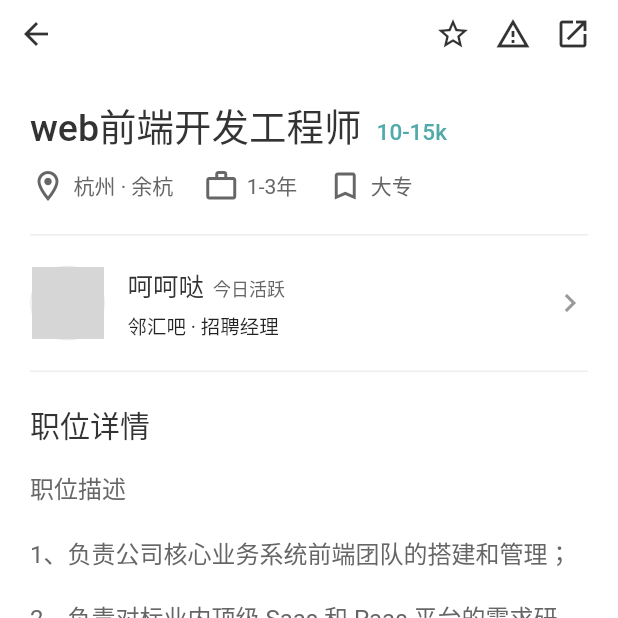
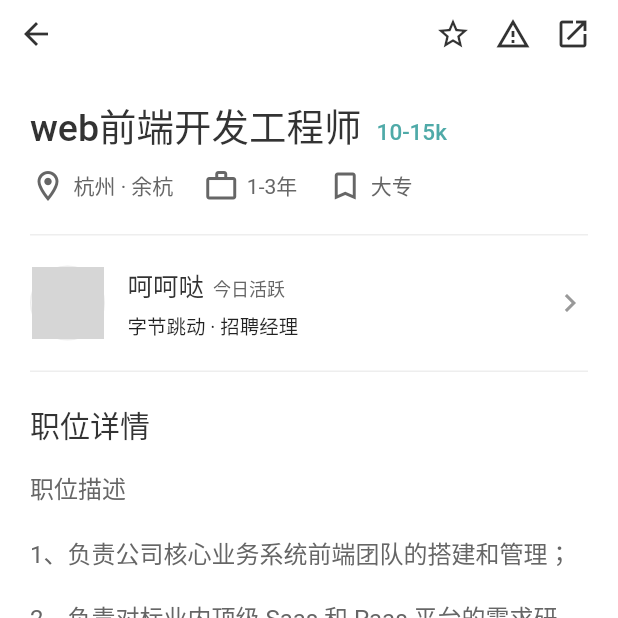
Before and after one commit to baoxiaowang/boss_job_flutter, a Flutter app: the WorkDetailPage screen opened directly, on a phone screen of 412 x 824 dp, the top half of it. Run offline on Flutter 3.47's test engine with Material 2 defaults, Android fonts, the phone set to English and light mode, and no system bars; our stand-ins replace fluro, flutter_easyrefresh; network calls fail; statements that could not run were skipped; grey boxes are pictures that could not be loaded.

Commit message:
feat: workDetail

```diff
--- a/lib/page/workDetail/work_detail_page.dart
+++ b/lib/page/workDetail/work_detail_page.dart
@@ -1,5 +1,6 @@
 import 'package:boos_job/wiggets/expandable_text.dart';
 import 'package:boos_job/wiggets/position_label.dart';
+import 'package:flutter/foundation.dart';
 import 'package:flutter/material.dart';
 import 'package:flutter/services.dart';
 const textInfo =
@@ -151,7 +152,7 @@ class _WorkDetailPageState extends State<WorkDetailPage> {
                   ),
                 ),
                 Container(
-                  child: Text('邻汇吧 · 招聘经理', style: TextStyle(
+                  child: Text('字节跳动 · 招聘经理', style: TextStyle(
                     fontSize: 13
                   ),),
                 )
@@ -277,19 +278,29 @@ class _WorkDetailPageState extends State<WorkDetailPage> {
       padding: EdgeInsets.symmetric(
         horizontal: 20
       ),
+      margin: EdgeInsets.only(bottom: 20),
       child: Container(
         height: 225,
         child: Image.network('https://restapi.amap.com/v3/staticmap?zoom=17&scale=2&size=770*450&markers=mid,0xFF0000,A:120.003305,30.281801&key=21b56a6cc83fad7668dbb0e9564759a7', fit: BoxFit.cover,),
       ),
     );
   }
-
   Widget _warningWidget(){
     return Container(
-      padding: EdgeInsets.all(20),
+      // padding: EdgeInsets.all(20),
+      padding: EdgeInsets.symmetric(
+        horizontal: 20
+      ),
+      child: Container(
+        padding: EdgeInsets.symmetric(
+          vertical: 20
+        ),
         decoration: BoxDecoration(
-        border: Border.all(
-          color: Color(0xffeeeeee)
+          border: Border.symmetric(
+            horizontal: BorderSide(
+              color: Color(0xffeeeeee),
+              width: 1
+            )
           )
         ),
         child: Column(
@@ -315,6 +326,7 @@ class _WorkDetailPageState extends State<WorkDetailPage> {
               ),),
             )
           ],
+        ),
       ),
     );
   }
```
Lines whose indentation alone changed are shown as unchanged.
